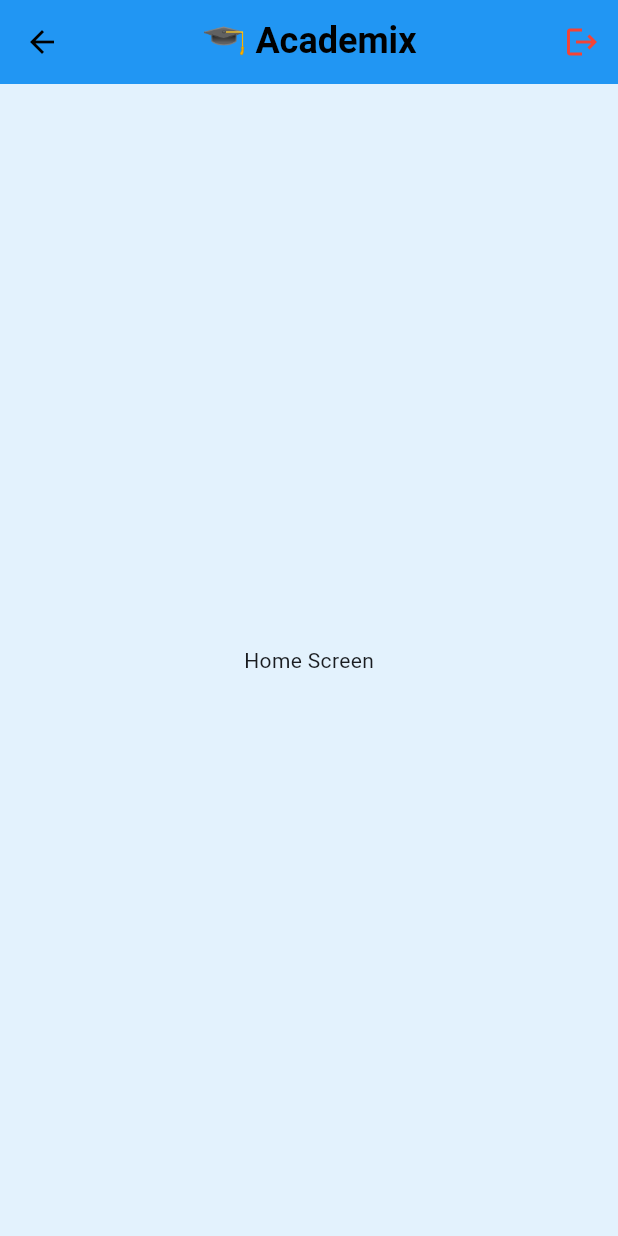
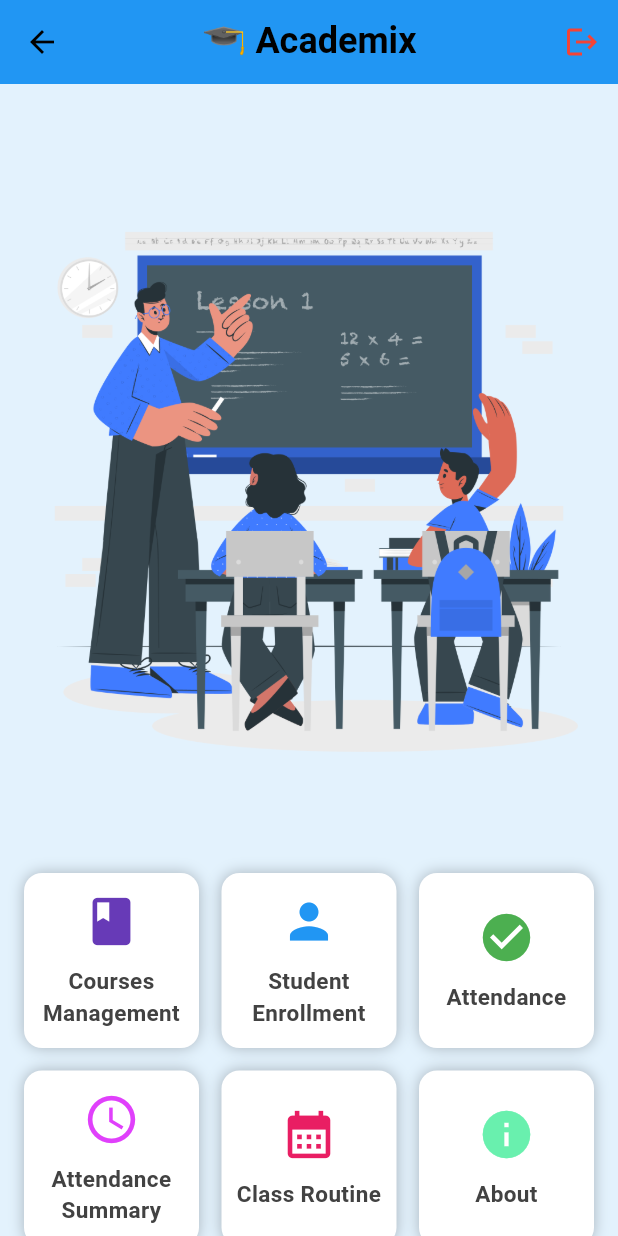
Before and after one commit to Shishir707/Flutter_CSC464_Flutter_Final_Project-Group10-Section2-P005, a Flutter app: the HomeScreen screen opened by its route, on a phone screen of 412 x 824 dp. Run offline on Flutter 3.47's test engine with Material 3 defaults, Android fonts, the phone set to English and light mode, and no system bars; our stand-ins replace cloud_firestore, email_validator, firebase_auth, firebase_core, lottie; accounts and stored records are empty; generated files the repository leaves out were written again.

Commit message:
fixed menu bar for homepage

```diff
--- /dev/null
+++ b/lib/UI/Card/menu_card.dart
@@ -0,0 +1,47 @@
+import 'package:flutter/material.dart';
+
+class MenuCard extends StatelessWidget {
+  final IconData icon;
+  final String title;
+  final Color color;
+  final VoidCallback onTap;
+
+  const MenuCard({
+    super.key,
+    required this.icon,
+    required this.title,
+    required this.color,
+    required this.onTap,
+  });
+
+  @override
+  Widget build(BuildContext context) {
+    return InkWell(
+      onTap: onTap,
+      borderRadius: BorderRadius.circular(16),
+      child: Container(
+        decoration: BoxDecoration(
+          color: Colors.white,
+          borderRadius: BorderRadius.circular(12),
+          boxShadow: [BoxShadow(color: Colors.black26, blurRadius: 8)],
+        ),
+        child: Column(
+          mainAxisAlignment: MainAxisAlignment.center,
+          children: [
+            Icon(icon, size: 38, color: color),
+            const SizedBox(height: 10),
+            Text(
+              title,
+              textAlign: TextAlign.center,
+              style: TextStyle(
+                color: Colors.grey[800],
+                fontSize: 15,
+                fontWeight: FontWeight.bold,
+              ),
+            ),
+          ],
+        ),
+      ),
+    );
+  }
+}
--- a/lib/UI/Screen/home_screen.dart
+++ b/lib/UI/Screen/home_screen.dart
@@ -1,3 +1,5 @@
+import 'package:academix/UI/Card/menu_card.dart';
+import 'package:academix/Utils/asset_path.dart';
 import 'package:firebase_auth/firebase_auth.dart';
 import 'package:flutter/material.dart';
 
@@ -10,7 +12,6 @@ class HomeScreen extends StatelessWidget {
       appBar: AppBar(
         title: Text("🎓 Academix"),
         centerTitle: true,
-
         actions: [
           IconButton(
             icon: Icon(Icons.logout),
@@ -21,7 +22,74 @@ class HomeScreen extends StatelessWidget {
         ],
       ),
 
-      body: const Center(child: Text("Home Screen")),
+      body: SingleChildScrollView(
+        child: Padding(
+          padding: EdgeInsets.all(16),
+          child: Column(
+            children: [
+              Container(
+                height: 500,
+                width: double.infinity,
+                decoration: BoxDecoration(
+                  borderRadius: BorderRadius.circular(12),
+                  image: DecorationImage(
+                    image: AssetImage(AssetsPath.homeImage),
+                  ),
+                ),
+              ),
+
+              SizedBox(height: 10),
+
+              GridView.count(
+                shrinkWrap: true,
+                physics: const NeverScrollableScrollPhysics(),
+                crossAxisCount: 3,
+                crossAxisSpacing: 15,
+                mainAxisSpacing: 15,
+                childAspectRatio: 1,
+                children: [
+                  MenuCard(
+                    icon: Icons.book,
+                    title: "Courses Management",
+                    color: Colors.deepPurple,
+                    onTap: () {},
+                  ),
+                  MenuCard(
+                    icon: Icons.person,
+                    title: "Student Enrollment",
+                    color: Colors.blue,
+                    onTap: () {},
+                  ),
+                  MenuCard(
+                    icon: Icons.check_circle,
+                    title: "Attendance",
+                    color: Colors.green,
+                    onTap: () {},
+                  ),
+                  MenuCard(
+                    icon: Icons.schedule,
+                    title: "Attendance Summary",
+                    color: Colors.purpleAccent,
+                    onTap: () {},
+                  ),
+                  MenuCard(
+                    icon: Icons.calendar_month,
+                    title: "Class Routine",
+                    color: Colors.pink,
+                    onTap: () {},
+                  ),
+                  MenuCard(
+                    icon: Icons.info,
+                    title: "About",
+                    color: Colors.greenAccent,
+                    onTap: () {},
+                  ),
+                ],
+              ),
+            ],
+          ),
+        ),
+      ),
     );
   }
 
--- /dev/null
+++ b/lib/Utils/asset_path.dart
@@ -0,0 +1,5 @@
+class AssetsPath {
+  static const String _imageUrl = 'assets/images';
+
+  static const String homeImage = '$_imageUrl/home.png';
+}
--- a/pubspec.yaml
+++ b/pubspec.yaml
@@ -34,3 +34,4 @@ flutter:
 
   assets:
     - assets/animation/education.json
+    - assets/images/
```
Also changed, not shown: assets/images/home.png (added).
